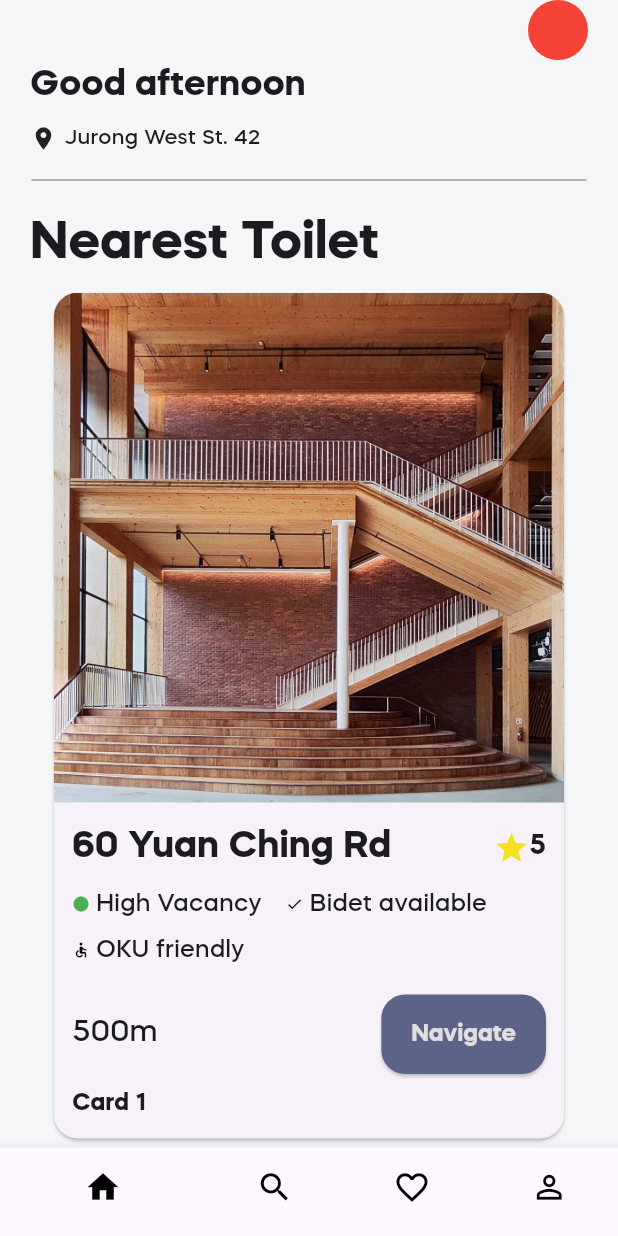
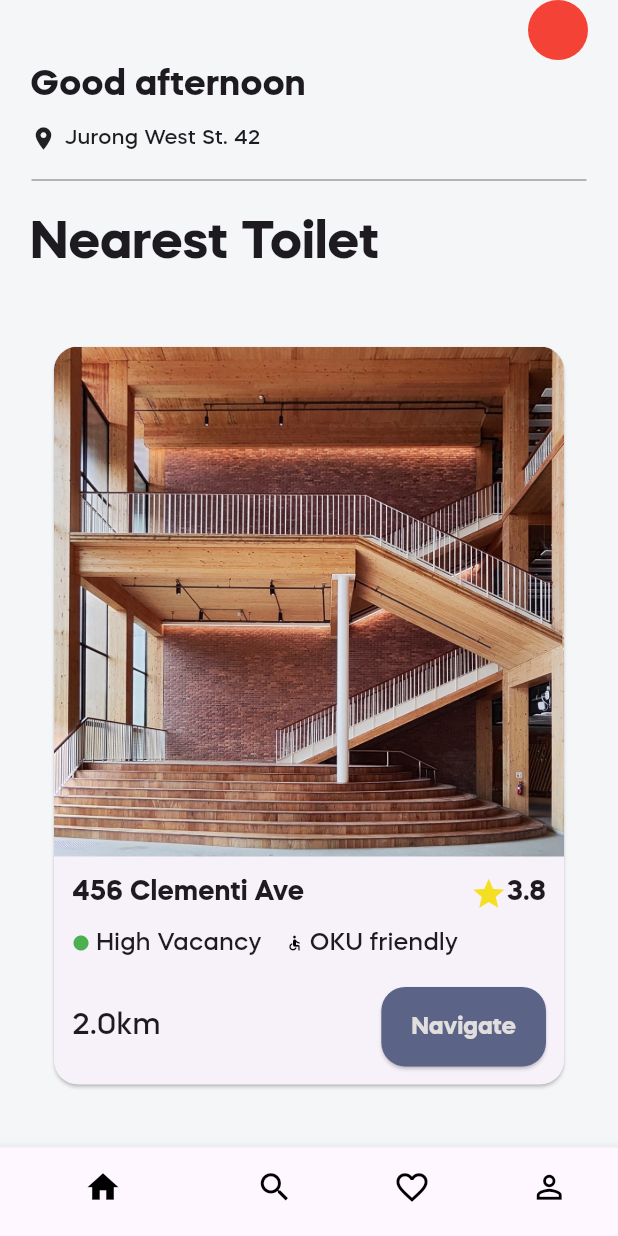
Before and after one commit to vrevolverrr/peepal, a Flutter app: the screen it shows after launch, on a phone screen of 412 x 824 dp. Run offline on Flutter 3.47's test engine with Material 3 defaults, Android fonts, the phone set to English and light mode, and no system bars; our stand-ins replace equatable, flutter_bloc, geolocator, google_maps_flutter.

Commit message:
Mock data for nearby toilet

```diff
--- a/peepal/lib/features/app/app.dart
+++ b/peepal/lib/features/app/app.dart
@@ -7,6 +7,7 @@ import 'package:peepal/features/profile_page/profile_page.dart';
 import 'package:peepal/features/toilet_map/toilet_map_page.dart';
 import 'package:peepal/shared/location/bloc/location_bloc.dart';
 import 'package:peepal/shared/location/repository/location_repository.dart';
+import 'package:peepal/shared/toilet/repository/toilet_repository.dart';
 
 class PeePalApp extends StatefulWidget {
   const PeePalApp({super.key});
--- /dev/null
+++ b/peepal/lib/features/nearby_toilets/mock_toilet_data.dart
@@ -0,0 +1,75 @@
+import 'package:flutter/material.dart';
+import 'package:peepal/features/nearby_toilets/widgets/nearby_toilet_card.dart'; // Import the new widget
+
+
+  final List<Map<String, dynamic>> toilets = [
+    {
+    'address': '60 Yuan Ching Rd',
+    'rating': 4.5,
+    'distance': '500m',
+    'highVacancy': true,
+    'bidetAvailable': true,
+    'okuFriendly': true,
+  },
+  {
+    'address': '123 Jurong West St',
+    'rating': 4.0,
+    'distance': '1.2km',
+    'highVacancy': false,
+    'bidetAvailable': true,
+    'okuFriendly': false,
+  },
+  {
+    'address': '456 Clementi Ave',
+    'rating': 3.8,
+    'distance': '2.0km',
+    'highVacancy': true,
+    'bidetAvailable': false,
+    'okuFriendly': true,
+  },
+  {
+    'address': '789 Bukit Batok Rd',
+    'rating': 4.2,
+    'distance': '800m',
+    'highVacancy': true,
+    'bidetAvailable': true,
+    'okuFriendly': false,
+  },
+  {
+    'address': '321 Tampines Ave',
+    'rating': 3.9,
+    'distance': '1.5km',
+    'highVacancy': false,
+    'bidetAvailable': false,
+    'okuFriendly': true,
+  },
+  {
+    'address': '654 Punggol Walk',
+    'rating': 4.7,
+    'distance': '600m',
+    'highVacancy': true,
+    'bidetAvailable': true,
+    'okuFriendly': true,
+  },
+  ];
+
+  @override
+  Widget build(BuildContext context) {
+    return Scaffold(
+      appBar: AppBar(title: Text('Nearby Toilets')),
+      body: ListView.builder(
+        itemCount: toilets.length,
+        itemBuilder: (context, index) {
+          final toilet = toilets[index];
+          return NearbyToiletCard(
+            address: toilet['address'],
+            rating: toilet['rating'],
+            distance: toilet['distance'],
+            highVacancy: toilet['highVacancy'],
+            bidetAvailable: toilet['bidetAvailable'],
+            okuFriendly: toilet['okuFriendly'],
+          );
+        },
+      ),
+    );
+  }
--- a/peepal/lib/features/nearby_toilets/nearby_toilets_page.dart
+++ b/peepal/lib/features/nearby_toilets/nearby_toilets_page.dart
@@ -1,5 +1,9 @@
 import 'package:flutter/material.dart';
+import 'package:flutter_bloc/flutter_bloc.dart';
 import 'package:peepal/features/nearby_toilets/widgets/nearby_toilet_card.dart'; // Import the new widget
+import 'package:peepal/features/app/bloc/app_bloc.dart';
+import 'package:peepal/features/nearby_toilets/mock_toilet_data.dart';
+
 
 class NearbyToiletsPage extends StatefulWidget {
   const NearbyToiletsPage({super.key});
@@ -11,7 +15,6 @@ class NearbyToiletsPage extends StatefulWidget {
 class NearbyToiletsPageState extends State<NearbyToiletsPage> {
   final PageController _pageController =
       PageController(viewportFraction: 1.0, initialPage: 5000);
-  final int _totalCards = 5;
 
   @override
   Widget build(BuildContext context) {
@@ -25,12 +28,17 @@ class NearbyToiletsPageState extends State<NearbyToiletsPage> {
             Row(
               mainAxisAlignment: MainAxisAlignment.end,
               children: [
-                Container(
+                 GestureDetector(
+                  onTap: () {
+                    context.read<AppPageCubit>().changeToProfile();
+                  },
+                  child: Container(
                     width: 40.0,
                     height: 40.0,
                     decoration: BoxDecoration(
                       shape: BoxShape.circle,
                       color: Colors.red,
+                    ),
                   ),
                 ),
               ],
@@ -66,8 +74,10 @@ class NearbyToiletsPageState extends State<NearbyToiletsPage> {
             Expanded(
               child: PageView.builder(
                 controller: _pageController,
+                itemCount: null,
                 itemBuilder: (context, index) {
-                  int cardNumber = (index % _totalCards) + 1;
+                  final actualIndex = index % toilets.length;
+                  final toilet = toilets[actualIndex];
                   return AnimatedBuilder(
                     animation: _pageController,
                     builder: (context, child) {
@@ -86,11 +96,13 @@ class NearbyToiletsPageState extends State<NearbyToiletsPage> {
                         ),
                       );
                     },
-                    child: SizedBox(
-                      width: double.infinity, // 80% of the screen width,
-                      //padding: const EdgeInsets.symmetric(horizontal: 5.0),
                     child: NearbyToiletCard(
-                      cardNumber: cardNumber)
+                      address: toilet['address'],
+                      rating: toilet['rating'],
+                      distance: toilet['distance'],
+                      highVacancy: toilet['highVacancy'],
+                      bidetAvailable: toilet['bidetAvailable'],
+                      okuFriendly: toilet['okuFriendly'],
                     ),
                    ); // Use the new widget
                 },
--- a/peepal/lib/features/nearby_toilets/widgets/nearby_toilet_card.dart
+++ b/peepal/lib/features/nearby_toilets/widgets/nearby_toilet_card.dart
@@ -1,9 +1,22 @@
 import 'package:flutter/material.dart';
 
 class NearbyToiletCard extends StatelessWidget {
-  final int cardNumber;
+  final String address;
+  final double rating;
+  final String distance;
+  final bool highVacancy;
+  final bool bidetAvailable;
+  final bool okuFriendly;
 
-  const NearbyToiletCard({Key? key, required this.cardNumber}) : super(key: key);
+  const NearbyToiletCard({
+    Key? key,
+    required this.address,
+    required this.rating,
+    required this.distance,
+    required this.highVacancy,
+    required this.bidetAvailable,
+    required this.okuFriendly,
+  }) : super(key: key);
 
   @override
   Widget build(BuildContext context) {
@@ -19,7 +32,7 @@ class NearbyToiletCard extends StatelessWidget {
           children: [
             ClipRRect(
               borderRadius: BorderRadius.vertical(top: Radius.circular(16)),
-              child: Image.asset('assets/images/toilet.jpeg'),
+              child: Image.asset('assets/images/toilet.jpeg'), // Replace with your image
             ),
             Padding(
               padding: const EdgeInsets.all(12.0),
@@ -30,11 +43,11 @@ class NearbyToiletCard extends StatelessWidget {
                   Row(
                     mainAxisAlignment: MainAxisAlignment.spaceBetween,
                     children: [
-                      Text('60 Yuan Ching Rd', style: TextStyle(fontSize: 25, fontWeight: FontWeight.bold)),
+                      Text(address, style: TextStyle(fontSize: 18, fontWeight: FontWeight.bold)),
                       Row(
                         children: [
                           Icon(Icons.star, color: const Color.fromARGB(255, 244, 223, 34)),
-                          Text('5', style: TextStyle(fontSize: 18, fontWeight: FontWeight.bold)),
+                          Text(rating.toString(), style: TextStyle(fontSize: 18, fontWeight: FontWeight.bold)),
                         ],
                       ),
                     ],
@@ -44,34 +57,31 @@ class NearbyToiletCard extends StatelessWidget {
                     spacing: 16.0,
                     runSpacing: 8.0,
                     children: [
+                      if (highVacancy)
                         Row(
                           mainAxisSize: MainAxisSize.min,
                           children: [
                             Icon(Icons.circle, color: Colors.green, size: 12),
                             SizedBox(width: 4),
-                          Text('High Vacancy',
-                            style: TextStyle(fontSize: 16)
-                          ),
+                            Text('High Vacancy', style: TextStyle(fontSize: 16)),
                           ],
                         ),
+                      if (bidetAvailable)
                         Row(
                           mainAxisSize: MainAxisSize.min,
                           children: [
                             Icon(Icons.check, color: Colors.black, size: 12),
                             SizedBox(width: 4),
-                          Text('Bidet available',
-                            style: TextStyle(fontSize: 16)
-                            ),
+                            Text('Bidet available', style: TextStyle(fontSize: 16)),
                           ],
                         ),
+                      if (okuFriendly)
                         Row(
                           mainAxisSize: MainAxisSize.min,
                           children: [
                             Icon(Icons.accessible, color: Colors.black, size: 12),
                             SizedBox(width: 4),
-                          Text('OKU friendly',
-                            style: TextStyle(fontSize: 16)
-                            ),
+                            Text('OKU friendly', style: TextStyle(fontSize: 16)),
                           ],
                         ),
                     ],
@@ -80,7 +90,7 @@ class NearbyToiletCard extends StatelessWidget {
                   Row(
                     mainAxisAlignment: MainAxisAlignment.spaceBetween,
                     children: [
-                      Text('500m', style: TextStyle(fontSize: 20,)),
+                      Text(distance, style: TextStyle(fontSize: 20)),
                       ElevatedButton(
                         onPressed: () {},
                         style: ElevatedButton.styleFrom(
@@ -99,12 +109,10 @@ class NearbyToiletCard extends StatelessWidget {
                             fontWeight: FontWeight.bold,
                             color: Color.fromARGB(255, 225, 222, 222),
                           ),
-                        )
+                        ),
                       ),
                     ],
                   ),
-                  SizedBox(height: 8),
-                  Text('Card $cardNumber', style: TextStyle(fontSize: 16, fontWeight: FontWeight.bold)),
                 ],
               ),
             ),
--- a/peepal/lib/features/profile_page/profile_page.dart
+++ b/peepal/lib/features/profile_page/profile_page.dart
@@ -32,7 +32,7 @@ class ProfilePageState extends State<ProfilePage> {
                 // Profile Picture
                 CircleAvatar(
                   radius: 70.0,
-                  backgroundImage: AssetImage('assets/images/profile_picture.jpg'), // Replace with your image
+                  backgroundImage: AssetImage('assets/images/profile_pic.jpeg'), // Replace with your image
                 ),
                 const SizedBox(height: 20.0),
                 // Name
--- a/peepal/pubspec.yaml
+++ b/peepal/pubspec.yaml
@@ -67,7 +67,8 @@ flutter:
 
   # To add assets to your application, add an assets section, like this:
   assets:
-    - assets/images/
+    - assets/images/toilet.jpeg
+    - assets/images/profile_pic.jpeg
 
   # An image asset can refer to one or more resolution-specific "variants", see
   # https://flutter.dev/to/resolution-aware-images
```
Also changed, not shown: peepal/assets/images/profile_pic.jpeg (added). Lines whose indentation alone changed are shown as unchanged.
